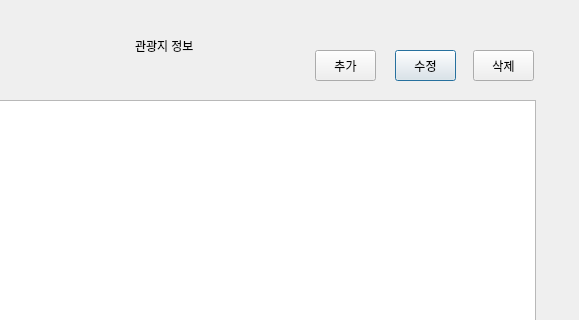
Qt form server/sight.ui (rentacar-4team/rentacar) before a commit; both pictures show x 195 to 774 and y 0 to 320 of the 774 by 569 pixel window.
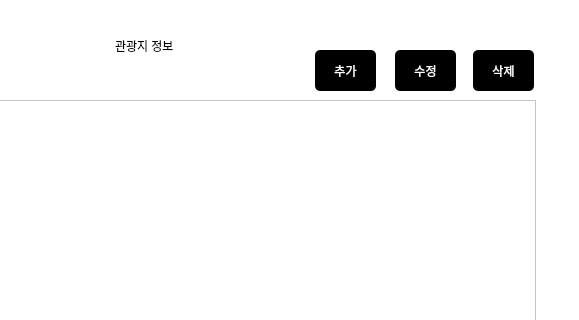
The same form after that commit.

What changed in the file:
```diff
--- a/server/sight.ui
+++ b/server/sight.ui
@@ -13,15 +13,21 @@
   <property name="windowTitle">
    <string>Dialog</string>
   </property>
+  <property name="styleSheet">
+   <string notr="true">background-color: rgb(255, 255, 255);</string>
+  </property>
   <widget class="QLabel" name="label">
    <property name="geometry">
     <rect>
-     <x>330</x>
-     <y>30</y>
-     <width>101</width>
-     <height>31</height>
+     <x>310</x>
+     <y>20</y>
+     <width>151</width>
+     <height>51</height>
     </rect>
    </property>
+   <property name="styleSheet">
+    <string notr="true">font: 75 20pt &quot;ori1Uni&quot;;</string>
+   </property>
    <property name="text">
     <string>관광지 정보</string>
    </property>
@@ -42,9 +48,14 @@
      <x>590</x>
      <y>50</y>
      <width>61</width>
-     <height>31</height>
+     <height>41</height>
     </rect>
    </property>
+   <property name="styleSheet">
+    <string notr="true">background-color: rgb(0, 0, 0);
+color: rgb(255, 255, 255);
+border-radius: 5px;</string>
+   </property>
    <property name="text">
     <string>수정</string>
    </property>
@@ -55,9 +66,14 @@
      <x>668</x>
      <y>50</y>
      <width>61</width>
-     <height>31</height>
+     <height>41</height>
     </rect>
    </property>
+   <property name="styleSheet">
+    <string notr="true">background-color: rgb(0, 0, 0);
+color: rgb(255, 255, 255);
+border-radius: 5px;</string>
+   </property>
    <property name="text">
     <string>삭제</string>
    </property>
@@ -68,9 +84,14 @@
      <x>510</x>
      <y>50</y>
      <width>61</width>
-     <height>31</height>
+     <height>41</height>
     </rect>
    </property>
+   <property name="styleSheet">
+    <string notr="true">background-color: rgb(0, 0, 0);
+color: rgb(255, 255, 255);
+border-radius: 5px;</string>
+   </property>
    <property name="text">
     <string>추가</string>
    </property>
```
